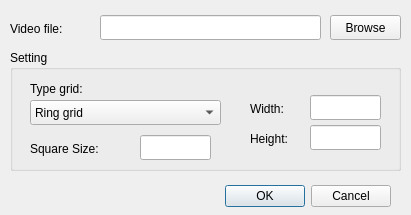
Before: the Qt Designer form setting.ui in Suryavf/CameraCalibration, drawn with Qt 5.
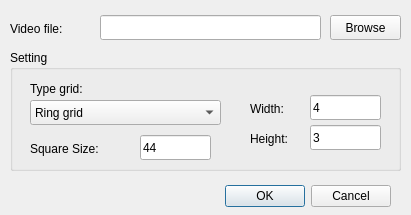
After: the same form once the commit is applied.

Patch:
```diff
--- a/setting.ui
+++ b/setting.ui
@@ -148,6 +148,9 @@
       <height>25</height>
      </rect>
     </property>
+    <property name="text">
+     <string>44</string>
+    </property>
    </widget>
    <widget class="QLabel" name="label_5">
     <property name="geometry">
@@ -184,6 +187,9 @@
       <height>25</height>
      </rect>
     </property>
+    <property name="text">
+     <string>4</string>
+    </property>
    </widget>
    <widget class="QLineEdit" name="txtHeight">
     <property name="geometry">
@@ -194,6 +200,9 @@
       <height>25</height>
      </rect>
     </property>
+    <property name="text">
+     <string>3</string>
+    </property>
    </widget>
   </widget>
  </widget>
```
Left out of the diff: 3 changed lines with no effect on the pictures.
